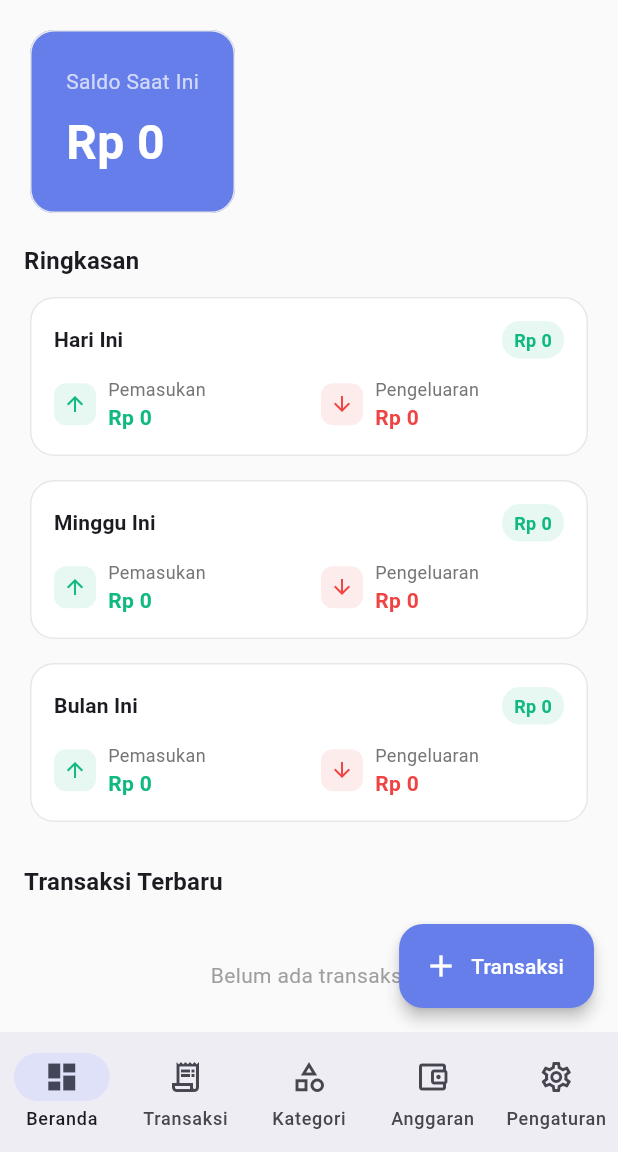
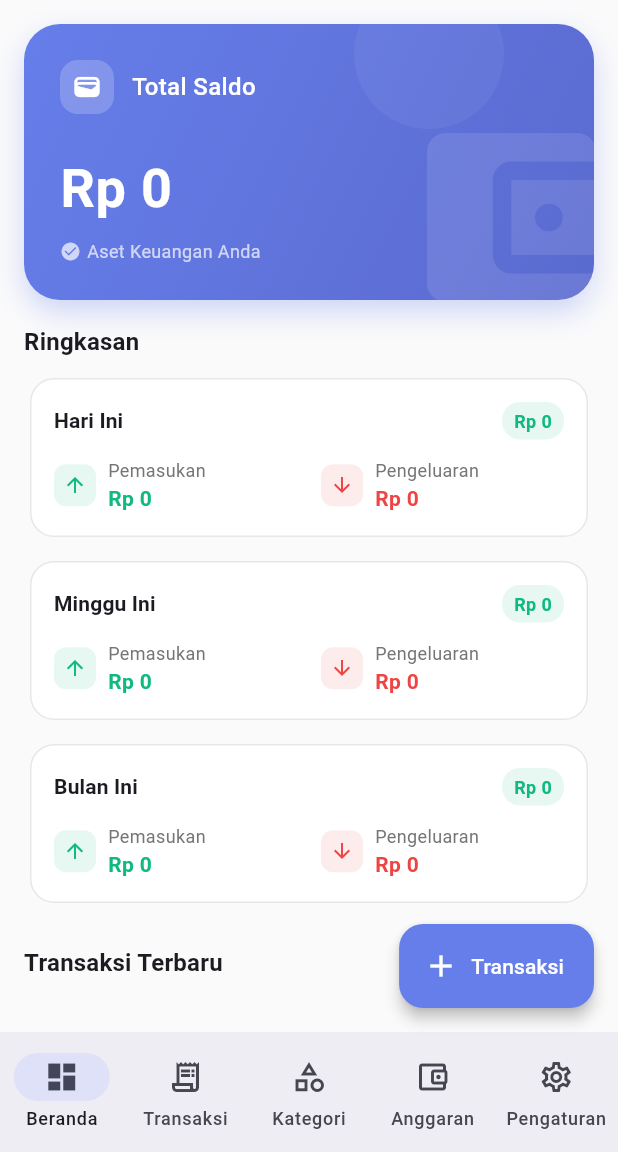
Before and after one commit to danang0202/DanaBowo-Financial-Tracker, a Flutter app: the screen it shows after launch, on a phone screen of 412 x 824 dp, the part 84-1236 px from its top. Run offline on Flutter 3.47's test engine with Material 3 defaults, Android fonts, the light colour scheme and no system bars; our stand-ins replace csv, fl_chart, hive, hive_flutter, pdf, share_plus; accounts and stored records are empty; generated files the repository leaves out were written again.

Commit message:
feat: enhance dashboard balance display with gradient background, shadows, and decorative elements.

```diff
--- a/lib/screens/dashboard_screen.dart
+++ b/lib/screens/dashboard_screen.dart
@@ -296,31 +296,110 @@ class _BalanceCard extends StatelessWidget {
 
   @override
   Widget build(BuildContext context) {
-    return Card(
-      color: AppColors.primary,
-      child: Padding(
+    return Container(
+      width: double.infinity,
+      decoration: BoxDecoration(
+        gradient: const LinearGradient(
+          colors: [AppColors.primary, AppColors.primaryDark],
+          begin: Alignment.topLeft,
+          end: Alignment.bottomRight,
+        ),
+        borderRadius: BorderRadius.circular(24),
+        boxShadow: [
+          BoxShadow(
+            color: AppColors.primary.withOpacity(0.3),
+            blurRadius: 16,
+            offset: const Offset(0, 8),
+          ),
+        ],
+      ),
+      child: Stack(
+        children: [
+          // Decorative background icon
+          Positioned(
+            right: -20,
+            bottom: -20,
+            child: Icon(
+              Icons.account_balance_wallet,
+              size: 150,
+              color: Colors.white.withOpacity(0.1),
+            ),
+          ),
+          // Decorative circles
+          Positioned(
+            top: -30,
+            right: 60,
+            child: Container(
+              width: 100,
+              height: 100,
+              decoration: BoxDecoration(
+                shape: BoxShape.circle,
+                color: Colors.white.withOpacity(0.05),
+              ),
+            ),
+          ),
+          Padding(
             padding: const EdgeInsets.all(24),
             child: Column(
               crossAxisAlignment: CrossAxisAlignment.start,
               children: [
-            const Text(
-              'Saldo Saat Ini',
-              style: TextStyle(
-                color: Colors.white70,
-                fontSize: 14,
+                Row(
+                  children: [
+                    Container(
+                      padding: const EdgeInsets.all(8),
+                      decoration: BoxDecoration(
+                        color: Colors.white.withOpacity(0.2),
+                        borderRadius: BorderRadius.circular(12),
+                      ),
+                      child: const Icon(
+                        Icons.wallet,
+                        color: Colors.white,
+                        size: 20,
                       ),
                     ),
-            const SizedBox(height: 8),
+                    const SizedBox(width: 12),
+                    const Text(
+                      'Total Saldo',
+                      style: TextStyle(
+                        color: Colors.white,
+                        fontSize: 16,
+                        fontWeight: FontWeight.w500,
+                      ),
+                    ),
+                  ],
+                ),
+                const SizedBox(height: 24),
                 Text(
                   formatCurrency(balance),
                   style: const TextStyle(
                     color: Colors.white,
-                fontSize: 32,
+                    fontSize: 36,
                     fontWeight: FontWeight.bold,
+                    letterSpacing: 0.5,
+                  ),
+                ),
+                const SizedBox(height: 8),
+                Row(
+                  children: [
+                    Icon(
+                      Icons.check_circle,
+                      size: 14,
+                      color: Colors.white.withOpacity(0.7),
+                    ),
+                    const SizedBox(width: 4),
+                    Text(
+                      'Aset Keuangan Anda',
+                      style: TextStyle(
+                        color: Colors.white.withOpacity(0.7),
+                        fontSize: 12,
                       ),
                     ),
                   ],
                 ),
+              ],
+            ),
+          ),
+        ],
       ),
     );
   }
```
Lines whose indentation alone changed are shown as unchanged.
